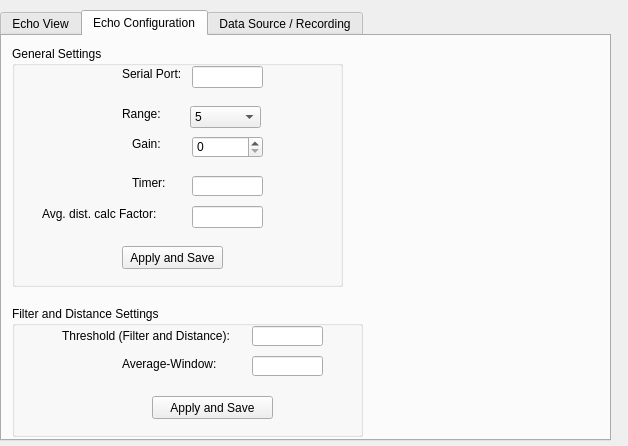
iti-luebeck/HANSE2011, file Hanse/Module_EchoSounder/echosounderform.ui: the form before one commit.
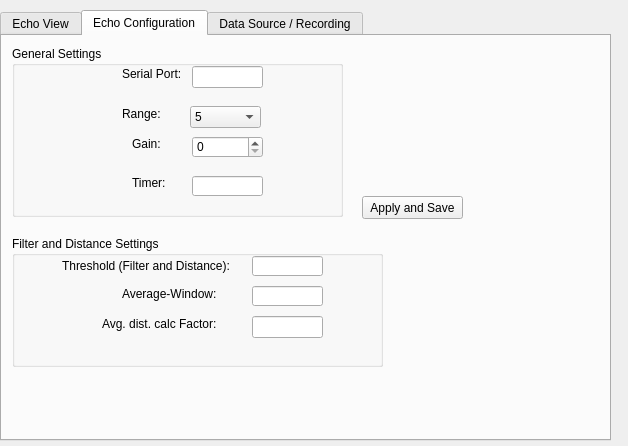
The form after the commit. The open tabs and pages were chosen to show the change.

```diff
--- a/Hanse/Module_EchoSounder/echosounderform.ui
+++ b/Hanse/Module_EchoSounder/echosounderform.ui
@@ -308,7 +308,7 @@
        <x>10</x>
        <y>10</y>
        <width>331</width>
-       <height>241</height>
+       <height>171</height>
       </rect>
      </property>
      <property name="title">
@@ -390,19 +390,6 @@
        <string>Serial Port:</string>
       </property>
      </widget>
-     <widget class="QPushButton" name="save">
-      <property name="geometry">
-       <rect>
-        <x>110</x>
-        <y>200</y>
-        <width>101</width>
-        <height>23</height>
-       </rect>
-      </property>
-      <property name="text">
-       <string>Apply and Save</string>
-      </property>
-     </widget>
      <widget class="QLabel" name="label_8">
       <property name="geometry">
        <rect>
@@ -452,36 +439,13 @@
        </rect>
       </property>
      </widget>
-     <widget class="QLabel" name="label_15">
-      <property name="geometry">
-       <rect>
-        <x>30</x>
-        <y>160</y>
-        <width>141</width>
-        <height>16</height>
-       </rect>
-      </property>
-      <property name="text">
-       <string>Avg. dist. calc Factor:</string>
-      </property>
-     </widget>
-     <widget class="QLineEdit" name="factorInput">
-      <property name="geometry">
-       <rect>
-        <x>180</x>
-        <y>160</y>
-        <width>71</width>
-        <height>22</height>
-       </rect>
-      </property>
-     </widget>
     </widget>
     <widget class="QGroupBox" name="groupBox_5">
      <property name="geometry">
       <rect>
        <x>10</x>
-       <y>270</y>
-       <width>351</width>
+       <y>200</y>
+       <width>371</width>
        <height>131</height>
       </rect>
      </property>
@@ -534,20 +498,43 @@
        </rect>
       </property>
      </widget>
-     <widget class="QPushButton" name="save2">
+     <widget class="QLineEdit" name="factorInput">
       <property name="geometry">
        <rect>
-        <x>140</x>
-        <y>90</y>
-        <width>121</width>
-        <height>23</height>
+        <x>240</x>
+        <y>80</y>
+        <width>71</width>
+        <height>22</height>
+       </rect>
+      </property>
+     </widget>
+     <widget class="QLabel" name="label_15">
+      <property name="geometry">
+       <rect>
+        <x>90</x>
+        <y>80</y>
+        <width>141</width>
+        <height>16</height>
        </rect>
       </property>
       <property name="text">
-       <string>Apply and Save</string>
+       <string>Avg. dist. calc Factor:</string>
       </property>
      </widget>
     </widget>
+    <widget class="QPushButton" name="save">
+     <property name="geometry">
+      <rect>
+       <x>360</x>
+       <y>160</y>
+       <width>101</width>
+       <height>23</height>
+      </rect>
+     </property>
+     <property name="text">
+      <string>Apply and Save</string>
+     </property>
+    </widget>
    </widget>
    <widget class="QWidget" name="tab_3">
     <attribute name="title">
```
Left out of the diff: 31 changed lines with no effect on the pictures.
